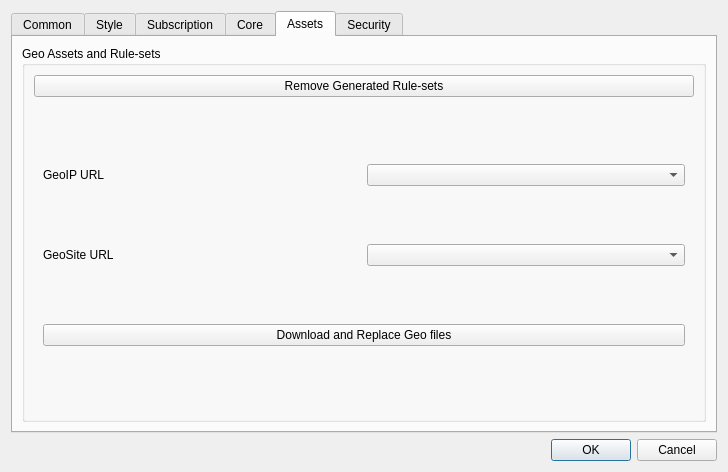
The window that include/ui/setting/dialog_basic_settings.ui (shengmo0210/Throne) describes before a commit, drawn with Qt 5.
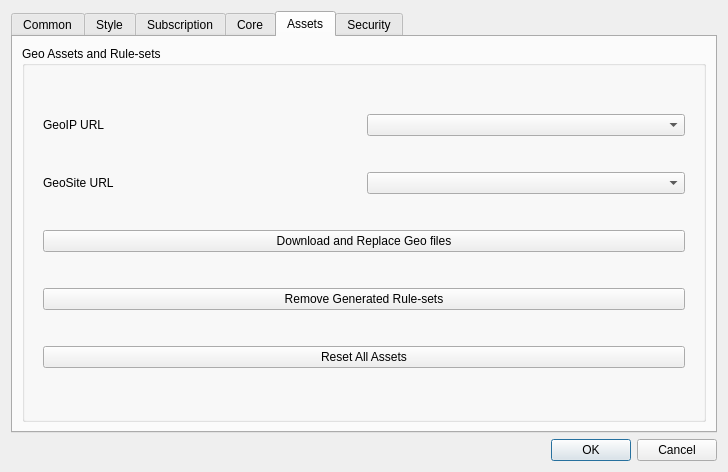
The same window after the commit. The open tabs and pages were chosen to show the change. Custom widgets are drawn as their Qt base class.

Commit message: add reset assets button

```diff
--- a/include/ui/setting/dialog_basic_settings.ui
+++ b/include/ui/setting/dialog_basic_settings.ui
@@ -762,18 +762,6 @@
           <string>Geo Assets and Rule-sets</string>
          </property>
          <layout class="QVBoxLayout" name="verticalLayout_8">
-          <item>
-           <widget class="QPushButton" name="remove_srs_btn">
-            <property name="toolTip">
-             <string>&lt;html&gt;&lt;head/&gt;&lt;body&gt;&lt;p&gt;Remove the
-                                                        currently generated rule-sets so that they can be regenerated&lt;/p&gt;&lt;/body&gt;&lt;/html&gt;
-                                                    </string>
-            </property>
-            <property name="text">
-             <string>Remove Generated Rule-sets</string>
-            </property>
-           </widget>
-          </item>
           <item>
            <widget class="QWidget" name="widget" native="true">
             <layout class="QVBoxLayout" name="verticalLayout_9">
@@ -812,6 +800,28 @@
                </property>
               </widget>
              </item>
+             <item>
+              <widget class="QPushButton" name="remove_srs_btn">
+               <property name="toolTip">
+                <string>&lt;html&gt;&lt;head/&gt;&lt;body&gt;&lt;p&gt;Remove the
+                                                        currently generated rule-sets so that they can be regenerated&lt;/p&gt;&lt;/body&gt;&lt;/html&gt;
+                                                    </string>
+               </property>
+               <property name="text">
+                <string>Remove Generated Rule-sets</string>
+               </property>
+              </widget>
+             </item>
+             <item>
+              <widget class="QPushButton" name="reset_assets">
+               <property name="toolTip">
+                <string>&lt;html&gt;&lt;head/&gt;&lt;body&gt;&lt;p&gt;Downloads and replaces the geo asstes, and removes all generated rule-sets, then restarts the proxy&lt;/p&gt;&lt;/body&gt;&lt;/html&gt;</string>
+               </property>
+               <property name="text">
+                <string>Reset All Assets</string>
+               </property>
+              </widget>
+             </item>
             </layout>
            </widget>
           </item>
```
The commit also changes 3 other files.
